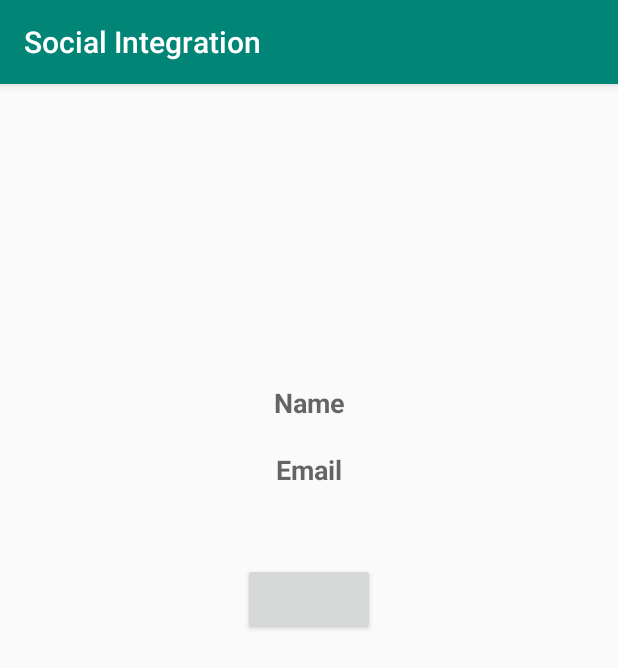
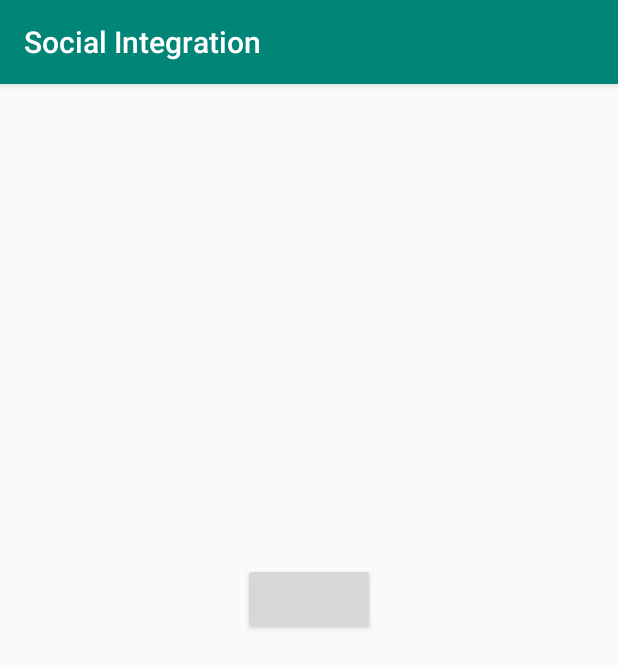
Before and after one commit to Siddharth1698/Social-Integration-Application, an Android app: the screen it shows after launch (MainActivity), on a phone screen of 412 x 824 dp. Shown: the top 668 px of the screen. Run offline under Robolectric (Android 15) with nearby library versions, the phone set to English and light mode, and no system bars; our stand-ins replace CircleImageView, Picasso; libraries missing offline, so code that uses them is left out: com.facebook, com.facebook.appevents, com.facebook.login; plain views replace LoginButton; pictures from the network do not load; 5 statements that could not run were skipped.

Commit message:
Fixing bugs

```diff
--- a/app/build.gradle
+++ b/app/build.gradle
@@ -4,7 +4,7 @@ android {
     compileSdkVersion 28
     defaultConfig {
         applicationId "ml.siddharth.socialintegration"
-        minSdkVersion 14
+        minSdkVersion 15
         targetSdkVersion 28
         versionCode 1
         versionName "1.0"
--- a/app/src/main/java/ml/siddharth/socialintegration/MainActivity.java
+++ b/app/src/main/java/ml/siddharth/socialintegration/MainActivity.java
@@ -109,7 +109,7 @@ public class MainActivity extends AppCompatActivity {
         });
 
         Bundle parameters = new Bundle();
-        parameters.putString("feilds","first_name,last_name,email,id");
+        parameters.putString("fields","first_name,last_name,email,id");
         graphRequest.setParameters(parameters);
         graphRequest.executeAsync();
     }
--- a/app/src/main/res/layout/activity_main.xml
+++ b/app/src/main/res/layout/activity_main.xml
@@ -24,7 +24,6 @@
         android:background="@null"
         android:textSize="18sp"
         android:textStyle="bold"
-        android:hint="Name"
         android:layout_marginBottom="20sp"/>
 
     <TextView
@@ -36,7 +35,6 @@
         android:background="@null"
         android:textSize="18sp"
         android:textStyle="bold"
-        android:hint="Email"
         android:layout_marginBottom="20sp"/>
 
 
```
